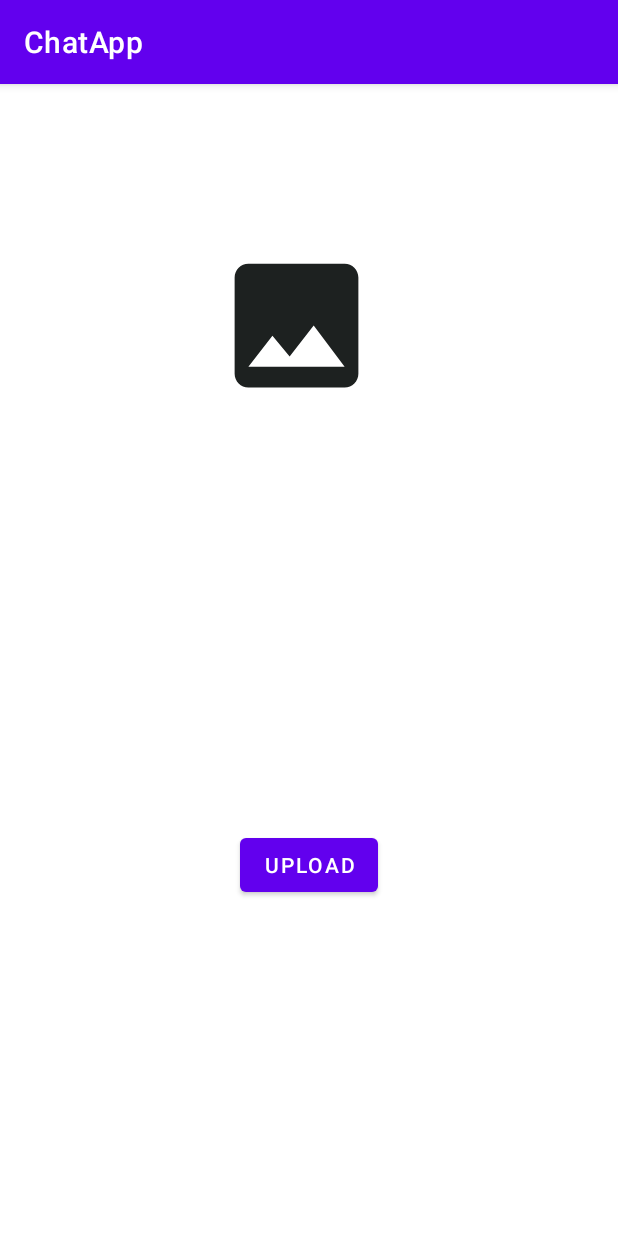
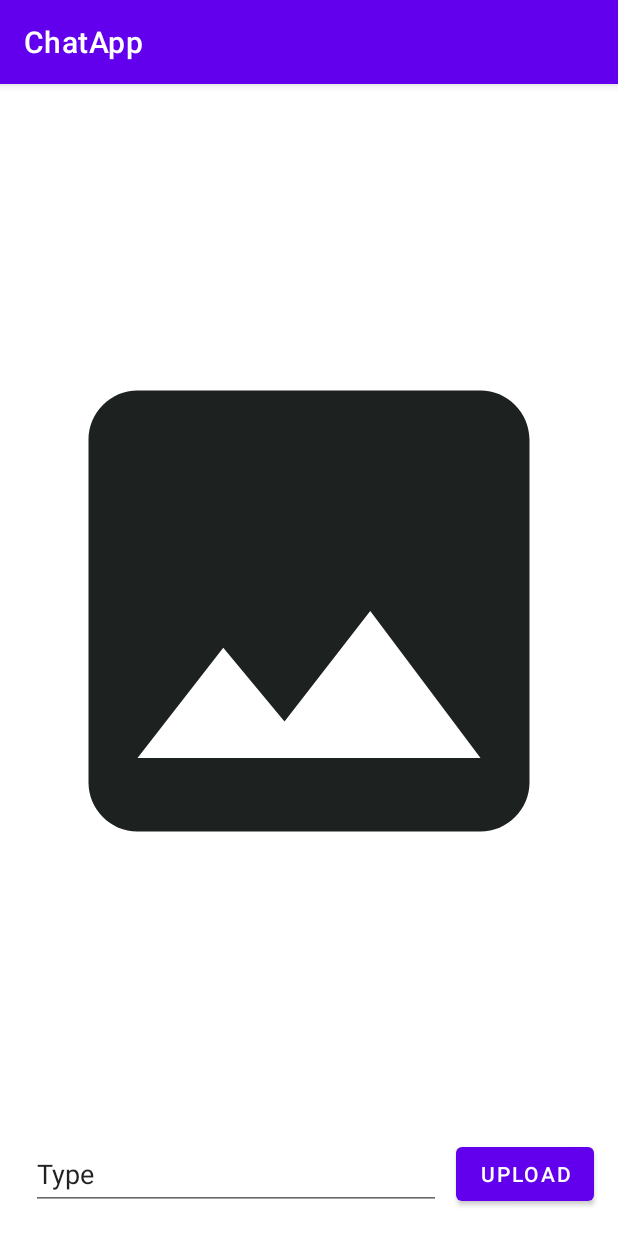
Before and after one commit to ishak728/Chat-app, an Android app: the AddFotoFragment screen opened through its navigation route, on a phone screen of 412 x 824 dp. Run offline under Robolectric (Android 15) with nearby library versions, the phone set to English and light mode, and no system bars; our stand-ins replace Firebase (no records; nobody signed in at launch, a user with empty details on screens opened directly); libraries missing offline, so code that uses them is left out: io.grpc.

Commit message:
version 10

```diff
--- a/app/src/main/java/com/ishak/chatapp/Chat.kt
+++ b/app/src/main/java/com/ishak/chatapp/Chat.kt
@@ -1,3 +1,3 @@
 package com.ishak.chatapp
 
-data class Chat(val user:String,val text:String)
+data class Chat(val user: String, val text: String, val image_url: String)
--- a/app/src/main/java/com/ishak/chatapp/ChatFragment.kt
+++ b/app/src/main/java/com/ishak/chatapp/ChatFragment.kt
@@ -4,7 +4,6 @@ import android.os.Bundle
 import android.view.*
 import androidx.fragment.app.Fragment
 import android.widget.Toast
-import androidx.navigation.findNavController
 import androidx.navigation.fragment.findNavController
 import androidx.recyclerview.widget.LinearLayoutManager
 import com.google.firebase.auth.FirebaseAuth
@@ -15,7 +14,6 @@ import com.google.firebase.firestore.Query
 import com.google.firebase.firestore.ktx.firestore
 import com.google.firebase.ktx.Firebase
 import com.ishak.chatapp.databinding.FragmentChatBinding
-import com.ishak.chatapp.databinding.FragmentLoginBinding
 
 
 class ChatFragment : Fragment() {
@@ -37,6 +35,7 @@ class ChatFragment : Fragment() {
         setHasOptionsMenu(true)
         fireStore=Firebase.firestore
         auth=Firebase.auth
+        println("Chatfragment OnCreate")
 
     }
 
@@ -51,25 +50,26 @@ class ChatFragment : Fragment() {
 
     override fun onViewCreated(view: View, savedInstanceState: Bundle?) {
         super.onViewCreated(view, savedInstanceState)
-
+        println("Chatfragment OnViewCreated")
         adapter= ChatRecyclerViewAdapter()
         binding.recyclerView.adapter=adapter
         //activity'de olmadığımız için this veremiyoruz.
         binding.recyclerView.layoutManager=LinearLayoutManager(requireContext())
-
+println("Chatfragment onviewcreated")
 
         binding.recyclerViewButton.setOnClickListener{
             val userEmail=auth.currentUser!!.email
             val message=binding.recyclerViewText.text.toString()
             //güncel tarihi alır
             val date=FieldValue.serverTimestamp()
-
+            val image_url=""
             val saveWithMap= HashMap<String,Any>()
             if (userEmail != null) {
                 saveWithMap.put("userEmail",userEmail)
             }
             saveWithMap.put("message",message)
             saveWithMap.put("date",date)
+            saveWithMap.put("image_url",image_url)
 
             //fireStore'da Chats adlı collection oluşturup ve otomatikmen oluşan documentin altına saveWithMap ekleniyor
             fireStore.collection("Chats").add(saveWithMap).addOnSuccessListener {
@@ -94,17 +94,22 @@ class ChatFragment : Fragment() {
                     }
                     else{
 
+                        println("***************************")
                         val documents=value.documents
 
                         chats.clear()
                         for(document in documents){
+
+                            //anahtar değerlerini doğru yazmak gerekiyor.eğer anahtar bulunamazsa null olarak dönüş yapar
                             val message=document.get("message") as String
                             val userEmail=document.get("userEmail") as String
-                            val chat=Chat(userEmail,message)
+                            val image_url=document.get("image_url") as String
+                            val chat=Chat(userEmail,message,image_url)
 
                             chats.add(chat)
                             //bunu for dışında yapsak daha iyi olur sanırım
                             adapter.chats=chats
+                            println("adapter")
                         }
 
                     }
--- a/app/src/main/res/layout/fragment_add_foto.xml
+++ b/app/src/main/res/layout/fragment_add_foto.xml
@@ -10,25 +10,39 @@
     <ImageView
 
         android:id="@+id/imageView"
-        android:layout_width="110dp"
-        android:layout_height="110dp"
-        android:layout_marginStart="142dp"
-        android:layout_marginTop="106dp"
-        android:layout_marginEnd="159dp"
+        android:layout_width="match_parent"
+        android:layout_height="0dp"
+        android:layout_marginStart="10dp"
+        android:layout_marginTop="10dp"
+        android:layout_marginEnd="10dp"
+        android:layout_marginBottom="10dp"
         android:src="@drawable/ic_baseline_image_24"
+        app:layout_constraintBottom_toTopOf="@+id/editTextFoto"
         app:layout_constraintEnd_toEndOf="parent"
+        app:layout_constraintHorizontal_bias="0.0"
         app:layout_constraintStart_toStartOf="parent"
         app:layout_constraintTop_toTopOf="parent" />
 
     <Button
         android:id="@+id/upload"
         android:layout_width="wrap_content"
-        android:layout_height="wrap_content"
-        android:layout_marginStart="159dp"
-        android:layout_marginEnd="159dp"
-        android:layout_marginBottom="223dp"
+        android:layout_height="0dp"
+        android:layout_marginEnd="16dp"
+        android:layout_marginBottom="17dp"
         android:text="upload"
         app:layout_constraintBottom_toBottomOf="parent"
-        app:layout_constraintEnd_toEndOf="parent"
+        app:layout_constraintEnd_toEndOf="parent" />
+
+    <EditText
+        android:id="@+id/editTextFoto"
+        android:layout_width="273dp"
+        android:layout_height="48dp"
+        android:layout_marginStart="30dp"
+        android:layout_marginEnd="20dp"
+        android:ems="10"
+        android:inputType="textPersonName"
+        android:text="Type"
+        app:layout_constraintBottom_toBottomOf="@+id/upload"
+        app:layout_constraintEnd_toStartOf="@+id/upload"
         app:layout_constraintStart_toStartOf="parent" />
 </androidx.constraintlayout.widget.ConstraintLayout>
```
Also changed, not shown: app/src/main/java/com/ishak/chatapp/AddFotoFragment.kt (+46 -13 lines).
